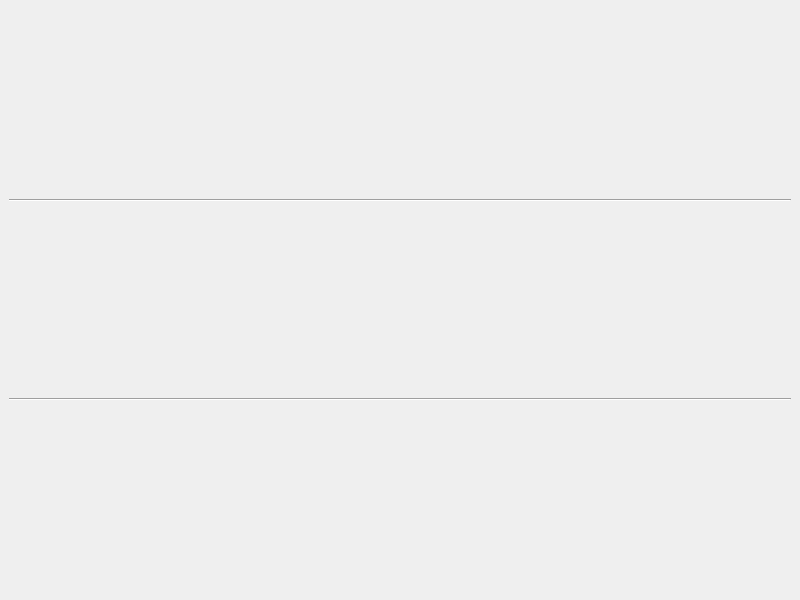
Above: deckplay.ui from Szybet/sanki before the change. Below: the same form after it.
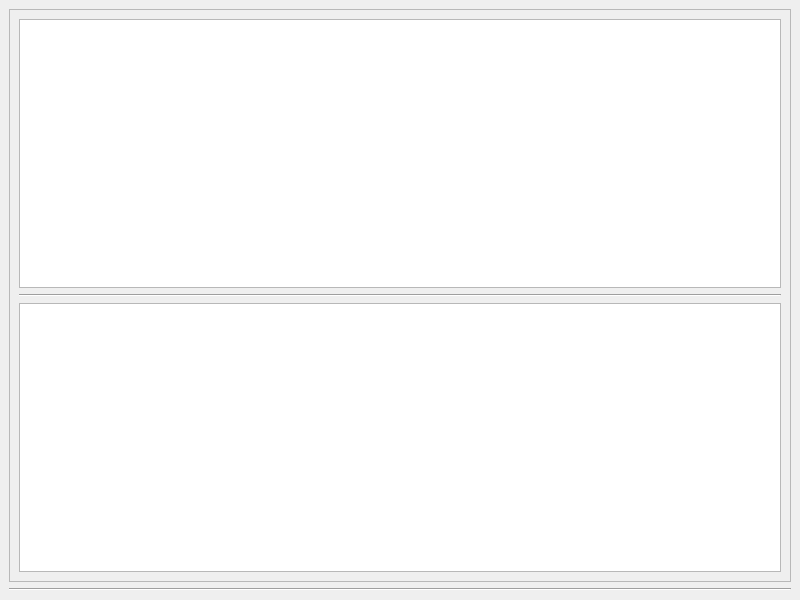
That is the form after the change.

The edit to the form file:
```diff
--- a/deckplay.ui
+++ b/deckplay.ui
@@ -14,24 +14,64 @@
    <string>MainWindow</string>
   </property>
   <widget class="QWidget" name="centralwidget">
-   <layout class="QGridLayout" name="gridLayout">
-    <item row="3" column="0">
-     <widget class="Line" name="line">
-      <property name="orientation">
-       <enum>Qt::Horizontal</enum>
-      </property>
-     </widget>
+   <layout class="QVBoxLayout" name="verticalLayout">
+    <item>
+     <layout class="QGridLayout" name="gridCard">
+      <item row="0" column="0">
+       <widget class="QScrollArea" name="scrollArea">
+        <property name="widgetResizable">
+         <bool>true</bool>
+        </property>
+        <widget class="QWidget" name="scrollAreaWidgetContents">
+         <property name="geometry">
+          <rect>
+           <x>0</x>
+           <y>0</y>
+           <width>778</width>
+           <height>561</height>
+          </rect>
+         </property>
+         <layout class="QGridLayout" name="gridLayout">
+          <item row="0" column="0">
+           <widget class="QTextEdit" name="textFrontCard">
+            <property name="verticalScrollBarPolicy">
+             <enum>Qt::ScrollBarAlwaysOff</enum>
+            </property>
+            <property name="horizontalScrollBarPolicy">
+             <enum>Qt::ScrollBarAlwaysOff</enum>
+            </property>
+            <property name="textInteractionFlags">
+             <set>Qt::NoTextInteraction</set>
+            </property>
+           </widget>
+          </item>
+          <item row="2" column="0">
+           <widget class="QTextEdit" name="textBackCard">
+            <property name="verticalScrollBarPolicy">
+             <enum>Qt::ScrollBarAlwaysOff</enum>
+            </property>
+            <property name="horizontalScrollBarPolicy">
+             <enum>Qt::ScrollBarAlwaysOff</enum>
+            </property>
+            <property name="textInteractionFlags">
+             <set>Qt::NoTextInteraction</set>
+            </property>
+           </widget>
+          </item>
+          <item row="1" column="0">
+           <widget class="Line" name="line">
+            <property name="orientation">
+             <enum>Qt::Horizontal</enum>
+            </property>
+           </widget>
+          </item>
+         </layout>
+        </widget>
+       </widget>
+      </item>
+     </layout>
     </item>
-    <item row="0" column="0">
-     <layout class="QGridLayout" name="gridCardTop"/>
-    </item>
-    <item row="2" column="0">
-     <layout class="QGridLayout" name="gridCardBottom"/>
-    </item>
-    <item row="4" column="0">
-     <layout class="QGridLayout" name="gridManageCard"/>
-    </item>
-    <item row="1" column="0">
+    <item>
      <widget class="Line" name="line_2">
       <property name="orientation">
        <enum>Qt::Horizontal</enum>
```
Left out of the diff: 3 changed lines with no effect on the pictures.
